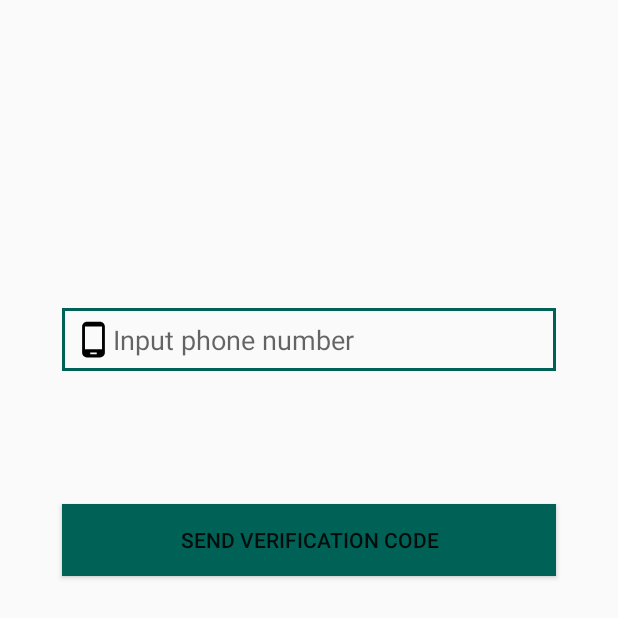
After one commit to tai9dltt/tainh, an Android app: the PhoneLoginActivity screen opened directly, with no data from a screen before it, on a phone screen of 412 x 824 dp. The commit adds this screen. Shown: the top 618 px of the screen. Run offline under Robolectric (Android 15) with nearby library versions, the phone set to English and light mode, and no system bars; our stand-ins replace Firebase (no records; nobody signed in at launch, a user with empty details on screens opened directly).

Commit message:
update con

```diff
--- a/DemoWhatApp/app/build.gradle
+++ b/DemoWhatApp/app/build.gradle
@@ -29,7 +29,7 @@ dependencies {
 
     implementation 'com.android.support:support-v4:28.0.0'
 
-    implementation 'com.google.firebase:firebase-core:16.0.1'
+
 
     // Non AndroidX projects
     implementation 'io.sellmair:disposer:1.1.0'
--- a/DemoWhatApp/app/src/main/AndroidManifest.xml
+++ b/DemoWhatApp/app/src/main/AndroidManifest.xml
@@ -11,7 +11,8 @@
         android:roundIcon="@mipmap/ic_launcher_round"
         android:supportsRtl="true"
         android:theme="@style/AppTheme">
-        <activity android:name=".Activity.GroupChatsActivity"></activity>
+        <activity android:name=".Activity.PhoneLoginActivity"></activity>
+        <activity android:name=".Activity.GroupChatsActivity" />
         <activity android:name=".Activity.SettingActivity" />
         <activity android:name=".Activity.RegisterActivity" />
         <activity android:name=".Activity.LoginActivity">
--- a/DemoWhatApp/app/src/main/java/com/example/demowhatapp/Activity/LoginActivity.java
+++ b/DemoWhatApp/app/src/main/java/com/example/demowhatapp/Activity/LoginActivity.java
@@ -64,6 +64,11 @@ public class LoginActivity extends AppCompatActivity {
         super.onStart();
 
     }
+    public void OnLoginWithPhoneNumber(View v){
+        Intent intent = new Intent(LoginActivity.this, PhoneLoginActivity.class);
+        startActivity(intent);
+        finish();
+    }
 
 
 
--- /dev/null
+++ b/DemoWhatApp/app/src/main/java/com/example/demowhatapp/Activity/PhoneLoginActivity.java
@@ -0,0 +1,154 @@
+package com.example.demowhatapp.Activity;
+
+import android.app.ProgressDialog;
+import android.content.Intent;
+import android.support.annotation.NonNull;
+import android.support.v7.app.AppCompatActivity;
+import android.os.Bundle;
+import android.text.TextUtils;
+import android.util.Log;
+import android.view.View;
+import android.widget.Button;
+import android.widget.EditText;
+import android.widget.TextView;
+import android.widget.Toast;
+
+import com.example.demowhatapp.R;
+import com.google.android.gms.tasks.OnCompleteListener;
+import com.google.android.gms.tasks.Task;
+import com.google.firebase.FirebaseException;
+import com.google.firebase.auth.AuthResult;
+import com.google.firebase.auth.FirebaseAuth;
+import com.google.firebase.auth.PhoneAuthCredential;
+import com.google.firebase.auth.PhoneAuthProvider;
+
+import java.util.concurrent.TimeUnit;
+
+public class PhoneLoginActivity extends AppCompatActivity {
+
+    private Button verifyButton;
+    private Button tv_sendVerificationCode;
+    private EditText ed_inputPhoneNumber, ed_input_code_verification;
+
+    private FirebaseAuth mAuth;
+
+    private String mVerificationId;
+
+    private PhoneAuthProvider.ForceResendingToken mResendToken;
+
+    private PhoneAuthProvider.OnVerificationStateChangedCallbacks callbacks;
+
+    private ProgressDialog loadingBar;
+
+    @Override
+    protected void onCreate(Bundle savedInstanceState) {
+        super.onCreate(savedInstanceState);
+        setContentView(R.layout.activity_phone_login);
+        Intilizefield();
+
+        mAuth = FirebaseAuth.getInstance();
+        mAuth.setLanguageCode("fr");
+
+
+        tv_sendVerificationCode.setOnClickListener(new View.OnClickListener() {
+            @Override
+            public void onClick(View v) {
+                String phoneNumber = ed_inputPhoneNumber.getText().toString();
+                if (TextUtils.isEmpty(phoneNumber)) {
+                    ed_inputPhoneNumber.setError("Phone Number is required");
+                } else {
+                    loadingBar.setTitle("Phone verification");
+                    loadingBar.setMessage("Please wait while we are authentication your phone...");
+                    loadingBar.setCanceledOnTouchOutside(false);
+                    loadingBar.show();
+
+                    PhoneAuthProvider.getInstance().verifyPhoneNumber(
+                            phoneNumber,        // Phone number to verify
+                            60,                 // Timeout duration
+                            TimeUnit.SECONDS,   // Unit of timeout
+                            PhoneLoginActivity.this,  // Activity (for callback binding)
+                            callbacks);        // OnVerificationStateChangedCallbacks
+                }
+
+            }
+        });
+
+
+                callbacks = new PhoneAuthProvider.OnVerificationStateChangedCallbacks() {
+                    @Override
+                    public void onVerificationCompleted(PhoneAuthCredential phoneAuthCredential) {
+                        signInWithPhoneAuthCredential(phoneAuthCredential);
+                    }
+
+                    @Override
+                    public void onVerificationFailed(FirebaseException e) {
+                        loadingBar.dismiss();
+                        ed_inputPhoneNumber.setError("Invalid Phone number");
+                    }
+
+                    @Override
+                    public void onCodeSent(String s, PhoneAuthProvider.ForceResendingToken forceResendingToken) {
+                        super.onCodeSent(s, forceResendingToken);
+                        // The SMS verification code has been sent to the provided phone number, we
+                        // now need to ask the user to enter the code and then construct a credential
+                        // by combining the code with a verification ID.
+                        Log.d("CodeSent", "onCodeSent:" + mVerificationId);
+
+                        // Save verification ID and resending token so we can use them later
+                        loadingBar.dismiss();
+                        mVerificationId = s;
+                        mResendToken = forceResendingToken;
+
+                        ed_inputPhoneNumber.setVisibility(View.INVISIBLE);
+                        tv_sendVerificationCode.setVisibility(View.INVISIBLE);
+
+                        ed_input_code_verification.setVisibility(View.VISIBLE);
+                        verifyButton.setVisibility(View.VISIBLE);
+
+                    }
+                };
+
+    }
+
+
+
+    public void OnVerify(View v) {
+        String verifyCode = ed_input_code_verification.getText().toString();
+        if (TextUtils.isEmpty(verifyCode)) {
+            ed_input_code_verification.setError("Phone Number is required");
+        } else {
+            PhoneAuthCredential credential = PhoneAuthProvider.getCredential(mVerificationId, verifyCode);
+            signInWithPhoneAuthCredential(credential);
+        }
+    }
+
+
+
+    private void signInWithPhoneAuthCredential(PhoneAuthCredential credential) {
+        mAuth.signInWithCredential(credential)
+                .addOnCompleteListener(new OnCompleteListener<AuthResult>() {
+                    @Override
+                    public void onComplete(@NonNull Task<AuthResult> task) {
+                        if (task.isSuccessful()) {
+                            loadingBar.dismiss();
+                            Toast.makeText(PhoneLoginActivity.this, "Login successfully", Toast.LENGTH_SHORT).show();
+                            Intent intent = new Intent(PhoneLoginActivity.this, MainActivity.class);
+                            startActivity(intent);
+                            finish();
+                        } else {
+                            String messageError = task.getException().toString();
+                            Toast.makeText(PhoneLoginActivity.this, messageError, Toast.LENGTH_SHORT).show();
+                        }
+                    }
+                });
+    }
+
+
+    private void Intilizefield() {
+        verifyButton = findViewById(R.id.btnVerify);
+        tv_sendVerificationCode = findViewById(R.id.tv_send_verification_code);
+        ed_input_code_verification = findViewById(R.id.verification_input_code_verification);
+        ed_inputPhoneNumber = findViewById(R.id.verification_input_phone_number);
+        loadingBar = new ProgressDialog(this);
+    }
+}
--- a/DemoWhatApp/app/src/main/res/layout/activity_login.xml
+++ b/DemoWhatApp/app/src/main/res/layout/activity_login.xml
@@ -147,6 +147,7 @@
         app:layout_constraintStart_toEndOf="@id/guideline_vertical_start"
         app:layout_constraintEnd_toStartOf="@id/guideline_vertical_end"
         app:layout_constraintTop_toBottomOf="@+id/or_login_by_phone"
+        android:onClick="OnLoginWithPhoneNumber"
         />
 
 
--- /dev/null
+++ b/DemoWhatApp/app/src/main/res/layout/activity_phone_login.xml
@@ -0,0 +1,106 @@
+<?xml version="1.0" encoding="utf-8"?>
+<android.support.constraint.ConstraintLayout xmlns:android="http://schemas.android.com/apk/res/android"
+    xmlns:app="http://schemas.android.com/apk/res-auto"
+    xmlns:tools="http://schemas.android.com/tools"
+    android:layout_width="match_parent"
+    android:layout_height="match_parent"
+    tools:context=".Activity.PhoneLoginActivity">
+
+    <android.support.constraint.Guideline
+        android:id="@+id/guideline_vertical_start"
+        android:orientation="vertical"
+        android:layout_width="match_parent"
+        android:layout_height="match_parent"
+        app:layout_constraintGuide_percent="0.1"/>
+
+    <android.support.constraint.Guideline
+        android:id="@+id/guideline_vertical_end"
+        android:orientation="vertical"
+        android:layout_width="match_parent"
+        android:layout_height="match_parent"
+        app:layout_constraintGuide_percent="0.9"/>
+
+    <android.support.constraint.Guideline
+        android:id="@+id/guideline_vertical_middle1"
+        android:orientation="vertical"
+        android:layout_width="match_parent"
+        android:layout_height="match_parent"
+        app:layout_constraintGuide_percent="0.2"/>
+
+    <android.support.constraint.Guideline
+        android:id="@+id/guideline_vertical_middle2"
+        android:orientation="vertical"
+        android:layout_width="match_parent"
+        android:layout_height="match_parent"
+        app:layout_constraintGuide_percent="0.8"/>
+
+    <android.support.constraint.Guideline
+        android:id="@+id/guideline_horizontal"
+        android:orientation="horizontal"
+        android:layout_width="match_parent"
+        android:layout_height="match_parent"
+        app:layout_constraintGuide_percent="0.3"/>
+
+    <EditText
+        android:id="@+id/verification_input_phone_number"
+        android:layout_width="0dp"
+        android:padding="@dimen/spac_8_dp"
+        android:layout_height="wrap_content"
+        android:inputType="phone"
+        app:layout_constraintStart_toEndOf="@id/guideline_vertical_start"
+        app:layout_constraintEnd_toStartOf="@id/guideline_vertical_end"
+        android:hint="Input phone number"
+        app:layout_constraintBottom_toTopOf="@id/guideline_horizontal"
+        android:background="@drawable/inputs"
+        android:drawableStart="@drawable/ic_phone"
+        />
+
+    <EditText
+        android:id="@+id/verification_input_code_verification"
+        android:layout_width="0dp"
+        android:padding="@dimen/spac_8_dp"
+        android:layout_height="wrap_content"
+        android:inputType="phone"
+        app:layout_constraintStart_toEndOf="@id/guideline_vertical_start"
+        app:layout_constraintEnd_toStartOf="@id/guideline_vertical_end"
+        android:hint="Input code verification number"
+        app:layout_constraintTop_toBottomOf="@id/verification_input_phone_number"
+        android:background="@drawable/inputs"
+        android:layout_marginTop="@dimen/margin_20dp"
+        android:drawableStart="@drawable/ic_password"
+        android:visibility="invisible"
+
+
+        />
+
+    <Button
+
+        android:id="@+id/tv_send_verification_code"
+        android:layout_width="0dp"
+        android:layout_height="wrap_content"
+        app:layout_constraintStart_toEndOf="@id/guideline_vertical_start"
+        app:layout_constraintEnd_toStartOf="@id/guideline_vertical_end"
+        android:text="Send verification code"
+        android:gravity="center"
+        android:background="@drawable/buttons"
+        app:layout_constraintTop_toBottomOf="@id/verification_input_code_verification"
+        android:layout_marginTop="@dimen/margin_28dp"
+
+        />
+
+    <Button
+        android:id="@+id/btnVerify"
+        android:layout_width="0dp"
+        android:layout_height="wrap_content"
+        app:layout_constraintStart_toEndOf="@id/guideline_vertical_start"
+        app:layout_constraintEnd_toStartOf="@id/guideline_vertical_end"
+        app:layout_constraintTop_toBottomOf="@id/tv_send_verification_code"
+        android:layout_marginTop="@dimen/margin_28dp"
+        android:background="@drawable/buttons"
+        android:text="Verify"
+        android:onClick="OnVerify"
+        android:visibility="invisible"
+
+        />
+
+</android.support.constraint.ConstraintLayout>
```
Also changed, not shown: DemoWhatApp/app/src/main/res/layout/activity_group_chats.xml (+12 -10 lines).
